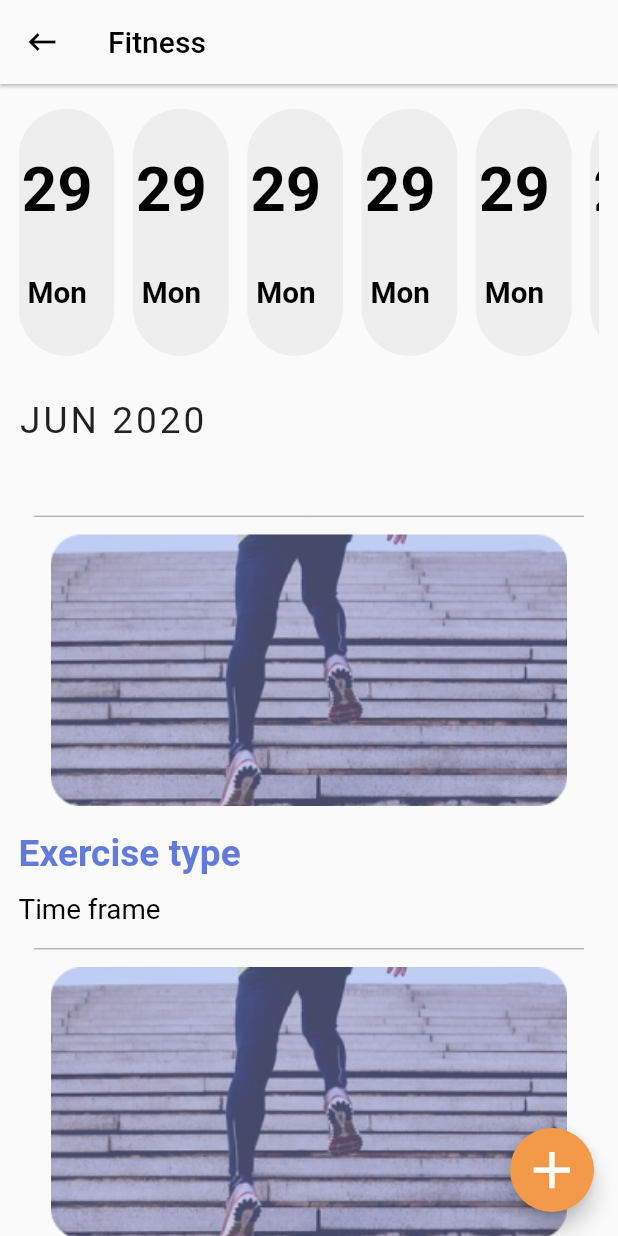
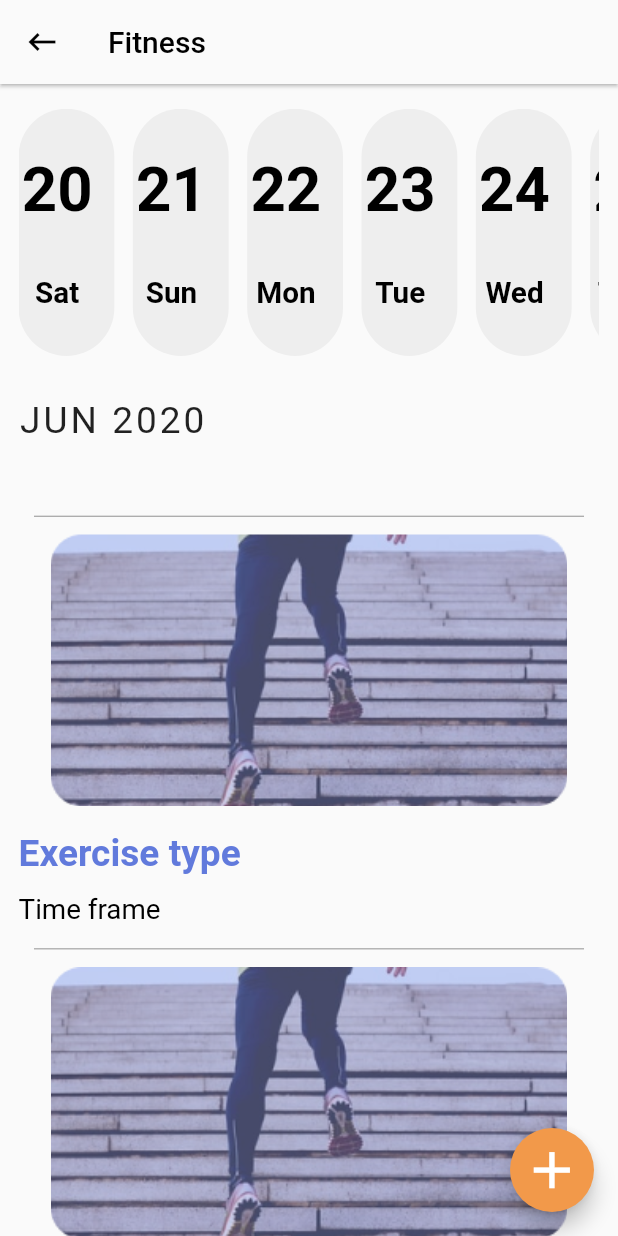
Before and after one commit to Crazelu/medbuzz2.0, a Flutter app: the FitnessSchedulesScreen screen opened directly, on a phone screen of 412 x 824 dp. Run offline on Flutter 3.47's test engine with Material 2 defaults, Android fonts, the phone set to English and light mode, and no system bars.

Commit message:
chore: did some cleaning uo

```diff
--- a/lib/ui/views/fitness_reminders/all_fitness_reminders_model.dart
+++ b/lib/ui/views/fitness_reminders/all_fitness_reminders_model.dart
@@ -6,6 +6,7 @@ class FitnessSchedulesModel extends ChangeNotifier{
   bool isVisible = true;
   DateTime _selectedDay = DateTime.now();
 
+//functionality for making the FAB appear and disappear when user scrolls
   void updateVisibility(bool visible){
     this.isVisible = visible;
     notifyListeners();
@@ -19,19 +20,22 @@ class FitnessSchedulesModel extends ChangeNotifier{
      return date.weekday == 1 ? 'Mon' :  date.weekday == 2 ? 'Tue' :  date.weekday == 3 ? 'Wed' :  date.weekday == 4 ? 'Thur' :
            date.weekday == 5 ? 'Fri' :  date.weekday == 6 ? 'Sat' :  'Sun';
   }
-
+//Button color for selected day is different from others
+//Selected day is DateTime.now().day by default
   Color getButtonColor(BuildContext context, DateTime date){
     return date.day == _selectedDay.day
                 ? Theme.of(context).buttonColor
                 : Colors.grey[200];
   }
 
+//Text color changes depending on the button color
   Color getTextColor(BuildContext context, DateTime date){
      return date.day == _selectedDay.day
                 ? Theme.of(context).primaryColorLight
                 : Theme.of(context).primaryColorDark;
   }
 
+//Toggles date displayed on the screen
   void changeDay(DateTime date){
     this._selectedDay = date;
     notifyListeners();
--- a/lib/ui/views/fitness_reminders/all_fitness_reminders_screen.dart
+++ b/lib/ui/views/fitness_reminders/all_fitness_reminders_screen.dart
@@ -89,22 +89,24 @@ class _FitnessSchedulesScreenState extends State<FitnessSchedulesScreen> {
                       //ListView to display all dates with entries in the DB
                       Container(
                         height: height * .2,
+                        //To be replaced with a ListView.builder for CustomDateButtons with date range from DB
                         child: ListView(
                           shrinkWrap: true,
                           scrollDirection: Axis.horizontal,
                           children: <Widget>[
-                            CustomDateButton(date: DateTime.now().add(Duration(days:10))),
-                            CustomDateButton(date: DateTime.now().add(Duration(days:10))),
-                            CustomDateButton(date: DateTime.now().add(Duration(days:10))),
-                            CustomDateButton(date: DateTime.now().add(Duration(days:10))),
-                            CustomDateButton(date: DateTime.now().add(Duration(days:10))),
-                            CustomDateButton(date: DateTime.now().add(Duration(days:10))),
+                            //Some example (pronounced igzampl, yunno?)
+                            CustomDateButton(date: DateTime.now().add(Duration(days:1))),
+                            CustomDateButton(date: DateTime.now().add(Duration(days:2))),
+                            CustomDateButton(date: DateTime.now().add(Duration(days:3))),
+                            CustomDateButton(date: DateTime.now().add(Duration(days:4))),
+                            CustomDateButton(date: DateTime.now().add(Duration(days:5))),
+                            CustomDateButton(date: DateTime.now().add(Duration(days:6))),
                             CustomDateButton(date: DateTime.now()),
                             CustomDateButton(date: DateTime.now().add(Duration(days:10))),
                           ],
                         ),
                       ),
-                      //Text widget to display current date
+                      //Text widget to display current date in MONTH Year format
                       Text(
                         'JUN 2020',
                         style: TextStyle(
@@ -118,7 +120,8 @@ class _FitnessSchedulesScreenState extends State<FitnessSchedulesScreen> {
                       SizedBox(
                         height: Config.yMargin(context, 5)
                       ),
-                FitnessCard(),
+                      //Here the already saved reminders will be loaded dynamically
+                  FitnessCard(),
                       FitnessCard(),
                       FitnessCard(),
                       FitnessCard(),
@@ -151,7 +154,6 @@ class CustomDateButton extends StatelessWidget {
 
             ),
         child: Column(
-          mainAxisSize: MainAxisSize.min,
           mainAxisAlignment: MainAxisAlignment.center,
           crossAxisAlignment: CrossAxisAlignment.center,
           children: <Widget>[
@@ -200,6 +202,7 @@ class FitnessCard extends StatelessWidget {
         crossAxisAlignment: CrossAxisAlignment.start,
          children: [
            Divider(
+             thickness: 0.7,
              color: Theme.of(context).primaryColorDark.withOpacity(.4),
              indent: Config.xMargin(context, 2.5),
              endIndent: Config.xMargin(context, 2.5)
--- a/lib/ui/views/splash_screen.dart
+++ b/lib/ui/views/splash_screen.dart
@@ -1,6 +1,5 @@
 import 'dart:async';
 import 'package:MedBuzz/ui/views/Home.dart';
-import 'package:MedBuzz/ui/views/fitness_reminders/all_fitness_reminders_screen.dart';
 import 'package:flutter/material.dart';
 
 class SplashScreen extends StatefulWidget {
@@ -28,7 +27,7 @@ class StartState extends State<SplashScreen> {
 
   route() {
     Navigator.pushReplacement(context, MaterialPageRoute(
-        builder: (context) => FitnessSchedulesScreen()
+        builder: (context) => HomeScreen()
     )
     );
   }
```
